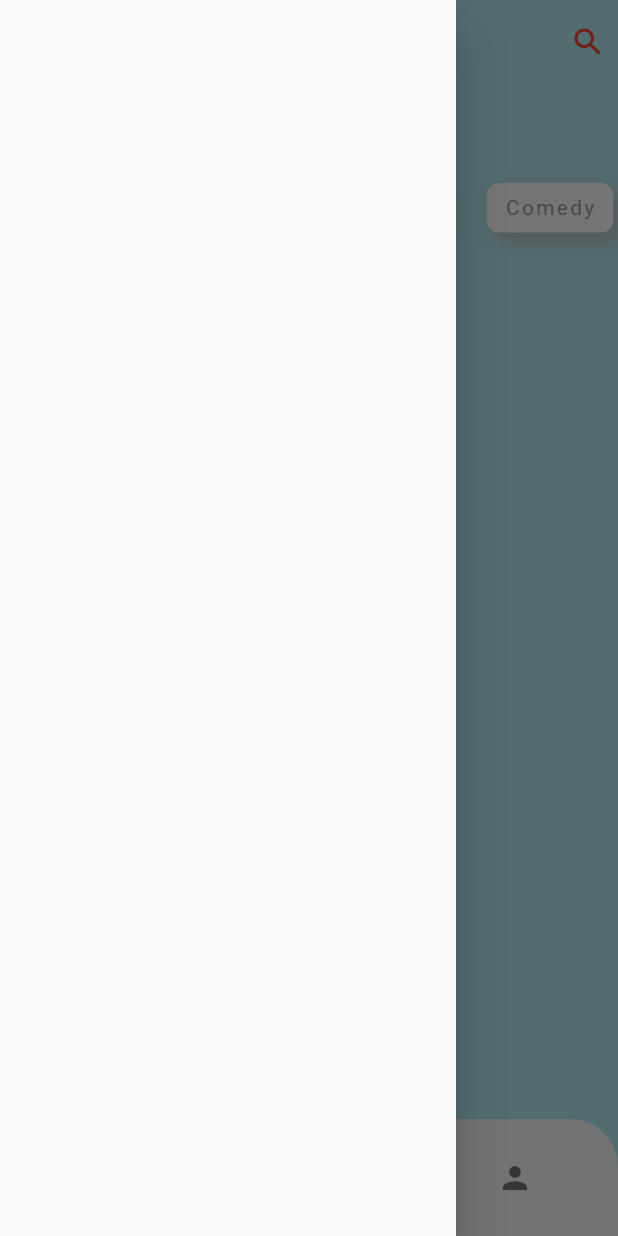
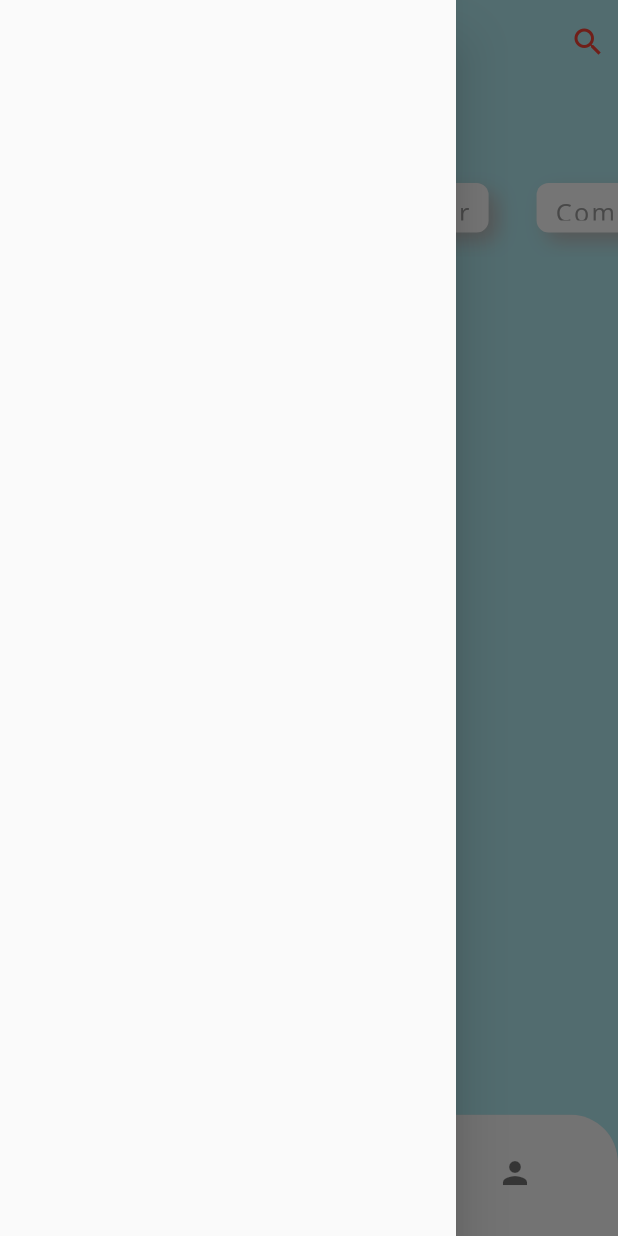
Before and after one commit to suhas-kadu/movies_app, a Flutter app: the screen it shows after launch, with the side drawer open, on a phone screen of 412 x 824 dp. Run offline on Flutter 3.47's test engine with Material 2 defaults, Android fonts, the phone set to English and light mode, and no system bars; our stand-ins replace google_fonts; network calls fail.

Commit message:
v1 completed (#2)
* basic layout: HomePage

* data splittd into widgets

* #style: bottomnavbar, tabbar, filters

* data fetched through model, style: Movie widget

* additional data added, Screen 1 completed

* named routes added, #style: google fonts

* more data added

* Second screen completed,
Data fetehed from Movies list rendered on Movie Description

* internet permission added,
font size modified

```diff
--- a/lib/main.dart
+++ b/lib/main.dart
@@ -1,4 +1,6 @@
 import 'package:flutter/material.dart';
+import 'package:google_fonts/google_fonts.dart';
+import 'package:movies_app/views/movie_description.dart';
 import './views/home_page.dart';
 
 main(List<String> args) {
@@ -9,7 +11,20 @@ class MyApp extends StatelessWidget {
   @override
   Widget build(BuildContext context) {
     return MaterialApp(
-      home: HomePage()
+      theme: ThemeData(
+        textTheme: GoogleFonts.openSansTextTheme(
+          Theme.of(context).textTheme.apply(
+          fontSizeFactor: 1.1,
+          fontSizeDelta: 1.5,
+        ),
+        )
+      ),
+      home: HomePage(),
+      initialRoute: HomePage.id,
+      routes: <String, WidgetBuilder>{
+        HomePage.id : (context) => HomePage(),
+        MovieDescription.id: (context) => MovieDescription(),
+      },
     );
   }
 }
--- a/lib/models/movie.dart
+++ b/lib/models/movie.dart
@@ -3,6 +3,19 @@ class Movie {
   final String imgUrl;
   final String genre;
   final String rating;
+  final String director;
+  final String actor;
+  final String plot;
+  final String runtime;
 
-  Movie({required this.title, required this.imgUrl, required this.genre, required this.rating});
+  Movie(
+      {required this.director,
+      required this.actor,
+      required this.plot,
+      required this.title,
+      required this.imgUrl,
+      required this.genre,
+      required this.rating,
+      required this.runtime});
+
 }
--- a/lib/views/home_page.dart
+++ b/lib/views/home_page.dart
@@ -5,6 +5,9 @@ import '../widgets/filters.dart';
 import '../widgets/movies_list.dart';
 
 class HomePage extends StatelessWidget {
+
+  static const String id = "home_page";
+
   @override
   Widget build(BuildContext context) {
     return DefaultTabController(
--- a/lib/widgets/movies_list.dart
+++ b/lib/widgets/movies_list.dart
@@ -2,6 +2,8 @@ import 'dart:convert';
 import 'package:flutter/material.dart';
 import 'package:http/http.dart' as http;
 import 'package:movies_app/models/movie.dart';
+import 'package:movies_app/views/movie_description.dart';
+
 
 class MoviesList extends StatefulWidget {
   const MoviesList({
@@ -20,7 +22,17 @@ class _MoviesListState extends State<MoviesList> {
     "The Little Mermaid",
     "The Meg"
   ];
-  Movie movie = Movie(title: "", imgUrl: "", genre: "", rating: "");
+
+  Movie movie = Movie(
+      title: "",
+      imgUrl: "",
+      genre: "",
+      rating: "",
+      director: "",
+      plot: "",
+      actor: "",
+      runtime: "");
+
   List<Movie> moviesItem = [];
   void getMoives(String title) async {
     var url = Uri.parse("https://www.omdbapi.com/?t=$title&apikey=ed61efbf");
@@ -33,7 +45,13 @@ class _MoviesListState extends State<MoviesList> {
         title: responseData["Title"],
         imgUrl: responseData["Poster"],
         genre: responseData["Genre"],
-          rating: responseData["Rated"]);
+        rating: responseData["Rated"],
+        plot: responseData["Plot"],
+        director: responseData["Director"],
+        actor: responseData["Actors"],
+        runtime: responseData["Runtime"],
+      );
+
       movie = obj;
       moviesItem.add(movie);
     });
@@ -59,7 +77,20 @@ class _MoviesListState extends State<MoviesList> {
             physics: ClampingScrollPhysics(),
             itemCount: moviesItem.length,
             itemBuilder: (context, index) {
-              return Stack(
+              return InkWell(
+                onTap: () {
+                  Navigator.pushNamed(context, MovieDescription.id, arguments: {
+                    "title": moviesItem[index].title,
+                    "genre": moviesItem[index].genre,
+                    "plot": moviesItem[index].plot,
+                    "director": moviesItem[index].director,
+                    "actors": moviesItem[index].actor,
+                    "runtime": moviesItem[index].runtime,
+                    "rating": moviesItem[index].rating,
+                    "imgUrl": moviesItem[index].imgUrl,
+                  });
+                },
+                child: Stack(
                   children: [
                     Container(
                       alignment: Alignment.centerLeft,
@@ -113,6 +144,7 @@ class _MoviesListState extends State<MoviesList> {
                       ),
                     ),
                   ],
+                ),
               );
             }));
   }
--- a/pubspec.yaml
+++ b/pubspec.yaml
@@ -35,6 +35,8 @@ dependencies:
   # Use with the CupertinoIcons class for iOS style icons.
   cupertino_icons: ^1.0.2
   http: ^0.13.3
+  google_fonts: ^2.1.0
+
 
 dev_dependencies:
   flutter_test:
```
Also changed, not shown: lib/views/movie_description.dart (added, +173 -0 lines), pubspec.lock, 1 other file. Lines whose indentation alone changed are shown as unchanged.
